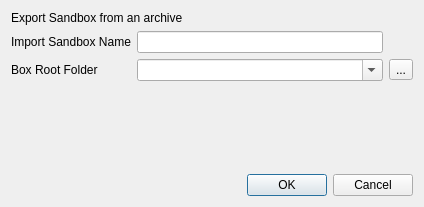
Before: the Qt Designer form SandboxiePlus/SandMan/Forms/ExtractDialog.ui in sandboxie-plus/Sandboxie, drawn with Qt 5.
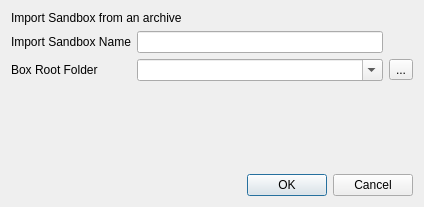
After: the same form once the commit is applied.

```diff
--- a/SandboxiePlus/SandMan/Forms/ExtractDialog.ui
+++ b/SandboxiePlus/SandMan/Forms/ExtractDialog.ui
@@ -22,7 +22,7 @@
      <item row="0" column="0" colspan="2">
       <widget class="QLabel" name="label_2">
        <property name="text">
-        <string>Export Sandbox from an archive</string>
+        <string>Import Sandbox from an archive</string>
        </property>
        <property name="wordWrap">
         <bool>true</bool>
```
